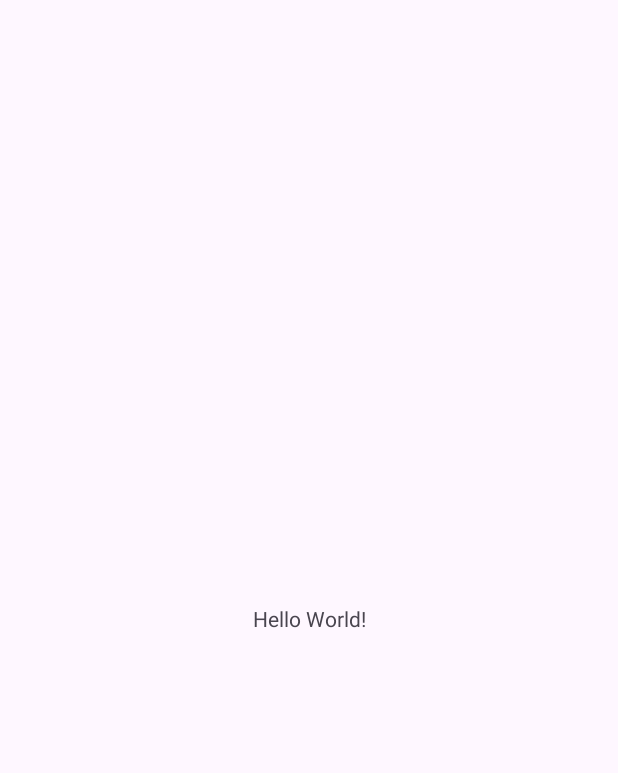
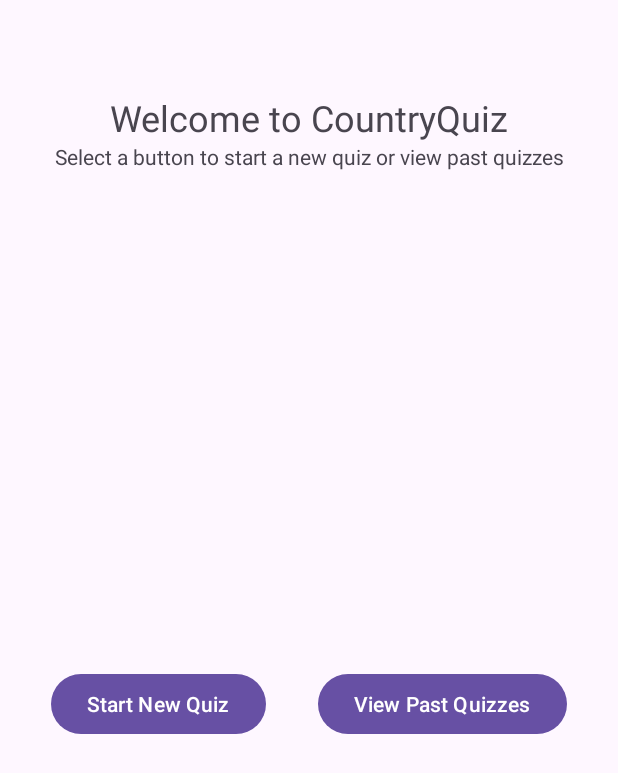
Before and after one commit to adurr21/CountryQuiz, an Android app: the screen it shows after launch (MainActivity), on a phone screen of 412 x 824 dp. Before the commit the part shown is almost empty. Shown: the top 773 px of the screen. Run offline under Robolectric (Android 15) with nearby library versions, the phone set to English and light mode, and no system bars; libraries missing offline, so code that uses them is left out: com.opencsv, com.opencsv.exceptions; 4 statements that could not run were skipped.

Commit message:
Added some UI and cleaned up class structure.

```diff
--- a/app/build.gradle
+++ b/app/build.gradle
@@ -26,6 +26,9 @@ android {
         sourceCompatibility JavaVersion.VERSION_11
         targetCompatibility JavaVersion.VERSION_11
     }
+    buildFeatures {
+        viewBinding true
+    }
 }
 
 dependencies {
@@ -34,6 +37,8 @@ dependencies {
     implementation libs.material
     implementation libs.activity
     implementation libs.constraintlayout
+    implementation libs.legacy.support.v4
+    implementation libs.recyclerview
     testImplementation libs.junit
     androidTestImplementation libs.ext.junit
     androidTestImplementation libs.espresso.core
--- a/app/src/main/java/edu/uga/countryquiz/DatabaseHelper.java
+++ b/app/src/main/java/edu/uga/countryquiz/DatabaseHelper.java
@@ -1,8 +1,16 @@
 package edu.uga.countryquiz;
 
+import android.content.ContentValues;
 import android.content.Context;
 import android.database.sqlite.SQLiteDatabase;
 import android.database.sqlite.SQLiteOpenHelper;
+import android.util.Log;
+
+import com.opencsv.CSVReader;
+import com.opencsv.exceptions.CsvValidationException;
+
+import java.io.IOException;
+import java.io.InputStreamReader;
 
 /*
     DatabaseHelper creates the database with the needed tables if one does not exist, and
@@ -48,8 +56,8 @@ public class DatabaseHelper extends SQLiteOpenHelper {
 
 
     private static final String CREATE_COUNTRY_TABLE = "CREATE TABLE " + COUNTRY_TABLE_NAME + "(" +
-            COUNTRY_COLUMN_ID + " INTEGER PRIMARY KEY," +
-            COUNTRY_COLUMN_NAME + " TEXT," +
+            COUNTRY_COLUMN_ID + " INTEGER," +
+            COUNTRY_COLUMN_NAME + " TEXT PRIMARY KEY," +
             COUNTRY_COLUMN_CONTINENT + " TEXT)";
 
     private static final String CREATE_QUIZZES_TABLE = "CREATE TABLE " + QUIZZES_TABLE_NAME + "(" +
@@ -79,8 +87,34 @@ public class DatabaseHelper extends SQLiteOpenHelper {
 
     @Override
     public void onCreate(SQLiteDatabase db) {
+        Log.d(MainActivity.LOG_TAG, "DatabaseHelper: onCreate() called");
         db.execSQL(CREATE_COUNTRY_TABLE);
         db.execSQL(CREATE_QUIZZES_TABLE);
+        try {
+            InputStreamReader isr = new InputStreamReader(MainActivity.assetManager.open("country_continent.csv"));
+            CSVReader csvReader = new CSVReader(isr);
+
+            //String[] headers = csvReader.readNext(); // Skip header row if it exists
+
+            String[] row;
+            int count = 0;
+            while ((row = csvReader.readNext()) != null) {
+                ContentValues values = new ContentValues();
+
+                // All values stored as Strings
+                values.put(DatabaseHelper.COUNTRY_COLUMN_ID, count++);
+                values.put(DatabaseHelper.COUNTRY_COLUMN_NAME, row[0]);
+                values.put(DatabaseHelper.COUNTRY_COLUMN_CONTINENT, row[1]);
+
+                db.insert(DatabaseHelper.COUNTRY_TABLE_NAME, null, values);
+            }
+
+            csvReader.close();
+        } catch (IOException | CsvValidationException e) {
+            e.printStackTrace();
+        } finally {
+            //db.close();
+        }
     }
 
     @Override
--- /dev/null
+++ b/app/src/main/java/edu/uga/countryquiz/fragments/SplashScreen.java
@@ -0,0 +1,95 @@
+package edu.uga.countryquiz.fragments;
+
+import android.app.Activity;
+import android.os.Bundle;
+
+import androidx.annotation.NonNull;
+import androidx.fragment.app.Fragment;
+import androidx.fragment.app.FragmentManager;
+
+import android.util.Log;
+import android.view.LayoutInflater;
+import android.view.View;
+import android.view.ViewGroup;
+import android.widget.Button;
+
+import edu.uga.countryquiz.MainActivity;
+import edu.uga.countryquiz.R;
+
+/**
+ * A simple {@link Fragment} subclass.
+ * Use the {@link SplashScreen#newInstance} factory method to
+ * create an instance of this fragment.
+ */
+public class SplashScreen extends Fragment {
+
+    private Button startQuiz;
+    private Button viewResults;
+
+    private Activity activity;
+
+
+
+    // TODO: Rename parameter arguments, choose names that match
+    // the fragment initialization parameters, e.g. ARG_ITEM_NUMBER
+    private static final String ARG_PARAM1 = "param1";
+    private static final String ARG_PARAM2 = "param2";
+
+    // TODO: Rename and change types of parameters
+    private String mParam1;
+    private String mParam2;
+
+    public SplashScreen() {
+        // Required empty public constructor
+    }
+
+    /**
+     * Use this factory method to create a new instance of
+     * this fragment using the provided parameters.
+     *
+     * @param param1 Parameter 1.
+     * @param param2 Parameter 2.
+     * @return A new instance of fragment SplashScreen.
+     */
+    // TODO: Rename and change types and number of parameters
+    public static SplashScreen newInstance(String param1, String param2) {
+        SplashScreen fragment = new SplashScreen();
+        Bundle args = new Bundle();
+        args.putString(ARG_PARAM1, param1);
+        args.putString(ARG_PARAM2, param2);
+        fragment.setArguments(args);
+        return fragment;
+    }
+
+    @Override
+    public void onCreate(Bundle savedInstanceState) {
+        Log.d(MainActivity.LOG_TAG, "SplashScreen Fragment: onCreate() called");
+        super.onCreate(savedInstanceState);
+        if (getArguments() != null) {
+            mParam1 = getArguments().getString(ARG_PARAM1);
+            mParam2 = getArguments().getString(ARG_PARAM2);
+        }
+    }
+
+    @Override
+    public View onCreateView(LayoutInflater inflater, ViewGroup container,
+                             Bundle savedInstanceState) {
+        // Inflate the layout for this fragment
+        return inflater.inflate(R.layout.fragment_splash_screen, container, false);
+    }
+
+    @Override
+    public void onViewCreated(@NonNull View view, Bundle savedInstanceState) {
+        activity = getActivity();
+        startQuiz = activity.findViewById(R.id.startQuizButton);
+        viewResults = activity.findViewById(R.id.viewPastButton);
+
+        viewResults.setOnClickListener(new ViewQuizResults());
+    }
+    private class ViewQuizResults implements View.OnClickListener {
+        @Override
+        public void onClick(View v) {
+            ((MainActivity)getActivity()).viewQuizResults();
+        }
+    }
+}
--- a/app/src/main/res/layout/activity_main.xml
+++ b/app/src/main/res/layout/activity_main.xml
@@ -1,5 +1,5 @@
 <?xml version="1.0" encoding="utf-8"?>
-<androidx.constraintlayout.widget.ConstraintLayout xmlns:android="http://schemas.android.com/apk/res/android"
+<FrameLayout xmlns:android="http://schemas.android.com/apk/res/android"
     xmlns:app="http://schemas.android.com/apk/res-auto"
     xmlns:tools="http://schemas.android.com/tools"
     android:id="@+id/main"
@@ -7,13 +7,9 @@
     android:layout_height="match_parent"
     tools:context=".MainActivity">
 
-    <TextView
-        android:layout_width="wrap_content"
-        android:layout_height="wrap_content"
-        android:text="Hello World!"
-        app:layout_constraintBottom_toBottomOf="parent"
-        app:layout_constraintEnd_toEndOf="parent"
-        app:layout_constraintStart_toStartOf="parent"
-        app:layout_constraintTop_toTopOf="parent" />
-
-</androidx.constraintlayout.widget.ConstraintLayout>
+    <androidx.fragment.app.FragmentContainerView
+        android:id="@+id/fragmentContainerView"
+        android:name="edu.uga.countryquiz.fragments.SplashScreen"
+        android:layout_width="match_parent"
+        android:layout_height="match_parent" />
+</FrameLayout>
--- /dev/null
+++ b/app/src/main/res/layout/fragment_splash_screen.xml
@@ -0,0 +1,54 @@
+<?xml version="1.0" encoding="utf-8"?>
+<androidx.constraintlayout.widget.ConstraintLayout xmlns:android="http://schemas.android.com/apk/res/android"
+    xmlns:app="http://schemas.android.com/apk/res-auto"
+    xmlns:tools="http://schemas.android.com/tools"
+    android:id="@+id/frameLayout"
+    android:layout_width="match_parent"
+    android:layout_height="match_parent"
+    tools:context=".fragments.SplashScreen">
+
+    <!-- TODO: Update blank fragment layout -->
+    <TextView
+        android:id="@+id/textView"
+        android:layout_width="wrap_content"
+        android:layout_height="wrap_content"
+        android:text="Welcome to CountryQuiz"
+        android:textSize="24sp"
+        app:layout_constraintBottom_toBottomOf="parent"
+        app:layout_constraintEnd_toEndOf="parent"
+        app:layout_constraintStart_toStartOf="parent"
+        app:layout_constraintTop_toTopOf="parent"
+        app:layout_constraintVertical_bias="0.078" />
+
+    <TextView
+        android:id="@+id/textView2"
+        android:layout_width="wrap_content"
+        android:layout_height="wrap_content"
+        android:text="Select a button to start a new quiz or view past quizzes"
+        app:layout_constraintBottom_toBottomOf="parent"
+        app:layout_constraintEnd_toEndOf="parent"
+        app:layout_constraintStart_toStartOf="parent"
+        app:layout_constraintTop_toBottomOf="@+id/textView"
+        app:layout_constraintVertical_bias="0.0" />
+
+    <Button
+        android:id="@+id/startQuizButton"
+        android:layout_width="wrap_content"
+        android:layout_height="wrap_content"
+        android:text="Start New Quiz"
+        app:layout_constraintBottom_toBottomOf="parent"
+        app:layout_constraintEnd_toStartOf="@+id/viewPastButton"
+        app:layout_constraintStart_toStartOf="parent"
+        app:layout_constraintTop_toBottomOf="@+id/textView2" />
+
+    <Button
+        android:id="@+id/viewPastButton"
+        android:layout_width="wrap_content"
+        android:layout_height="wrap_content"
+        android:text="View Past Quizzes"
+        app:layout_constraintBottom_toBottomOf="parent"
+        app:layout_constraintEnd_toEndOf="parent"
+        app:layout_constraintStart_toEndOf="@+id/startQuizButton"
+        app:layout_constraintTop_toBottomOf="@+id/textView2" />
+
+</androidx.constraintlayout.widget.ConstraintLayout>
--- /dev/null
+++ b/app/src/main/res/values/dimens.xml
@@ -0,0 +1,4 @@
+<?xml version="1.0" encoding="utf-8"?>
+<resources>
+    <dimen name="text_margin">16dp</dimen>
+</resources>
--- a/app/src/main/res/values/strings.xml
+++ b/app/src/main/res/values/strings.xml
@@ -1,3 +1,5 @@
 <resources>
     <string name="app_name">CountryQuiz</string>
+    <!-- TODO: Remove or change this placeholder text -->
+    <string name="hello_blank_fragment">Hello blank fragment</string>
 </resources>
--- a/gradle/libs.versions.toml
+++ b/gradle/libs.versions.toml
@@ -7,6 +7,8 @@ appcompat = "1.7.0"
 material = "1.12.0"
 activity = "1.10.1"
 constraintlayout = "2.2.1"
+legacySupportV4 = "1.0.0"
+recyclerview = "1.4.0"
 
 [libraries]
 junit = { group = "junit", name = "junit", version.ref = "junit" }
@@ -16,6 +18,8 @@ appcompat = { group = "androidx.appcompat", name = "appcompat", version.ref = "a
 material = { group = "com.google.android.material", name = "material", version.ref = "material" }
 activity = { group = "androidx.activity", name = "activity", version.ref = "activity" }
 constraintlayout = { group = "androidx.constraintlayout", name = "constraintlayout", version.ref = "constraintlayout" }
+legacy-support-v4 = { group = "androidx.legacy", name = "legacy-support-v4", version.ref = "legacySupportV4" }
+recyclerview = { group = "androidx.recyclerview", name = "recyclerview", version.ref = "recyclerview" }
 
 [plugins]
 android-application = { id = "com.android.application", version.ref = "agp" }
```
Also changed, not shown: app/src/main/java/edu/uga/countryquiz/MainActivity.java (+74 -1 lines), app/src/main/java/edu/uga/countryquiz/fragments/MyQuizzesRecyclerViewAdapter.java (added, +61 -0 lines), app/src/main/java/edu/uga/countryquiz/fragments/PastQuizzesFragment.java (added, +72 -0 lines), app/src/main/java/edu/uga/countryquiz/placeholder/PlaceholderContent.java (added, +72 -0 lines), app/src/main/res/layout/fragment_past_quizzes.xml (added, +20 -0 lines), app/src/main/res/layout/fragment_past_quizzes_list.xml (added, +13 -0 lines), app/src/main/res/raw/CountryQuiz.db (deleted).
